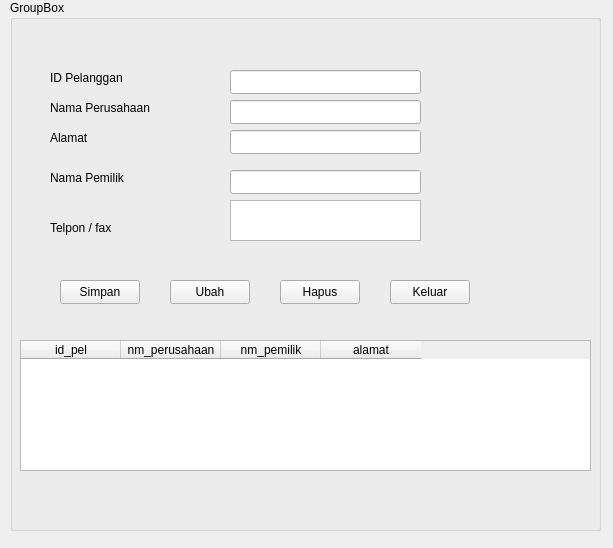
The window that konsumen.ui (achmadrafiqsyadid/ProgramSederhanasewaPertambangan) describes before a commit, drawn with Qt 5.
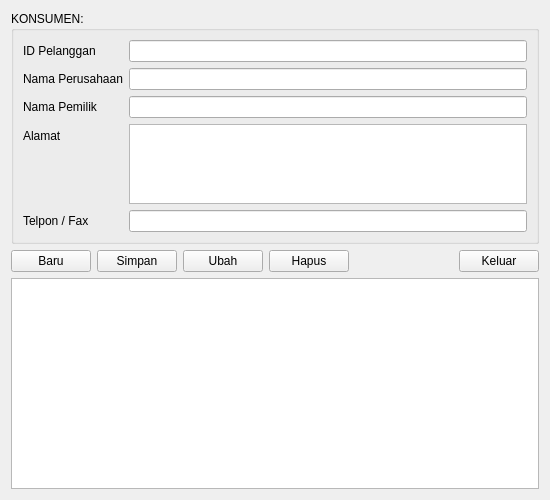
The same window after the commit.

Commit message: Perubahan Pada Tampilan Design Dan Memperbaiki Logika

```diff
--- a/konsumen.ui
+++ b/konsumen.ui
@@ -6,223 +6,150 @@
    <rect>
     <x>0</x>
     <y>0</y>
-    <width>613</width>
-    <height>548</height>
+    <width>550</width>
+    <height>500</height>
    </rect>
   </property>
   <property name="windowTitle">
    <string>Form</string>
   </property>
-  <widget class="QGroupBox" name="groupBox">
-   <property name="geometry">
-    <rect>
-     <x>10</x>
-     <y>0</y>
-     <width>591</width>
-     <height>531</height>
-    </rect>
-   </property>
-   <property name="title">
-    <string>GroupBox</string>
-   </property>
-   <widget class="QPushButton" name="pushButton_Keluar">
-    <property name="geometry">
-     <rect>
-      <x>380</x>
-      <y>280</y>
-      <width>80</width>
-      <height>24</height>
-     </rect>
-    </property>
-    <property name="text">
-     <string>Keluar</string>
-    </property>
-   </widget>
-   <widget class="QPushButton" name="pushButton_Hapus">
-    <property name="geometry">
-     <rect>
-      <x>270</x>
-      <y>280</y>
-      <width>80</width>
-      <height>24</height>
-     </rect>
-    </property>
-    <property name="text">
-     <string>Hapus</string>
-    </property>
-   </widget>
-   <widget class="QPushButton" name="pushButton_Simpan">
-    <property name="geometry">
-     <rect>
-      <x>50</x>
-      <y>280</y>
-      <width>80</width>
-      <height>24</height>
-     </rect>
-    </property>
-    <property name="text">
-     <string>Simpan</string>
-    </property>
-   </widget>
-   <widget class="QPushButton" name="pushButton_Ubah">
-    <property name="geometry">
-     <rect>
-      <x>160</x>
-      <y>280</y>
-      <width>80</width>
-      <height>24</height>
-     </rect>
-    </property>
-    <property name="text">
-     <string>Ubah</string>
-    </property>
-   </widget>
-   <widget class="QLabel" name="label_idPelanggan">
-    <property name="geometry">
-     <rect>
-      <x>40</x>
-      <y>70</y>
-      <width>81</width>
-      <height>16</height>
-     </rect>
-    </property>
-    <property name="text">
-     <string>ID Pelanggan</string>
-    </property>
-   </widget>
-   <widget class="QLabel" name="label_namaPerusahaan">
-    <property name="geometry">
-     <rect>
-      <x>40</x>
-      <y>100</y>
-      <width>111</width>
-      <height>16</height>
-     </rect>
-    </property>
-    <property name="text">
-     <string>Nama Perusahaan</string>
-    </property>
-   </widget>
-   <widget class="QLabel" name="label_Alamat">
-    <property name="geometry">
-     <rect>
-      <x>40</x>
-      <y>130</y>
-      <width>111</width>
-      <height>16</height>
-     </rect>
-    </property>
-    <property name="text">
-     <string>Alamat</string>
-    </property>
-   </widget>
-   <widget class="QLabel" name="label_Telpon">
-    <property name="geometry">
-     <rect>
-      <x>40</x>
-      <y>220</y>
-      <width>111</width>
-      <height>16</height>
-     </rect>
-    </property>
-    <property name="text">
-     <string>Telpon / fax</string>
-    </property>
-   </widget>
-   <widget class="QLineEdit" name="lineEdit_IdPelanggan">
-    <property name="geometry">
-     <rect>
-      <x>220</x>
-      <y>70</y>
-      <width>191</width>
-      <height>24</height>
-     </rect>
-    </property>
-   </widget>
-   <widget class="QLineEdit" name="lineEdit_Telpon">
-    <property name="geometry">
-     <rect>
-      <x>220</x>
-      <y>170</y>
-      <width>191</width>
-      <height>24</height>
-     </rect>
-    </property>
-   </widget>
-   <widget class="QLineEdit" name="lineEdit_NamaPerusahaan">
-    <property name="geometry">
-     <rect>
-      <x>220</x>
-      <y>100</y>
-      <width>191</width>
-      <height>24</height>
-     </rect>
-    </property>
-   </widget>
-   <widget class="QLineEdit" name="lineEdit_Alamat">
-    <property name="geometry">
-     <rect>
-      <x>220</x>
-      <y>130</y>
-      <width>191</width>
-      <height>24</height>
-     </rect>
-    </property>
-   </widget>
-   <widget class="QTextEdit" name="textEdit">
-    <property name="geometry">
-     <rect>
-      <x>220</x>
-      <y>200</y>
-      <width>191</width>
-      <height>41</height>
-     </rect>
-    </property>
-   </widget>
-   <widget class="QTableWidget" name="tableWidget">
-    <property name="geometry">
-     <rect>
-      <x>10</x>
-      <y>340</y>
-      <width>571</width>
-      <height>131</height>
-     </rect>
-    </property>
-    <column>
-     <property name="text">
-      <string>id_pel</string>
+  <layout class="QVBoxLayout" name="verticalLayout">
+   <item>
+    <widget class="QGroupBox" name="groupBox">
+     <property name="title">
+      <string>KONSUMEN:</string>
      </property>
-    </column>
-    <column>
-     <property name="text">
-      <string>nm_perusahaan</string>
-     </property>
-    </column>
-    <column>
-     <property name="text">
-      <string>nm_pemilik</string>
-     </property>
-    </column>
-    <column>
-     <property name="text">
-      <string>alamat</string>
-     </property>
-    </column>
-   </widget>
-   <widget class="QLabel" name="lineEdit_NamaPemilik">
-    <property name="geometry">
-     <rect>
-      <x>40</x>
-      <y>170</y>
-      <width>111</width>
-      <height>16</height>
-     </rect>
-    </property>
-    <property name="text">
-     <string>Nama Pemilik</string>
-    </property>
-   </widget>
-  </widget>
+     <layout class="QFormLayout" name="formLayout">
+      <item row="0" column="0">
+       <widget class="QLabel" name="label">
+        <property name="text">
+         <string>ID Pelanggan</string>
+        </property>
+       </widget>
+      </item>
+      <item row="0" column="1">
+       <widget class="QLineEdit" name="lineEdit_IdPelanggan"/>
+      </item>
+      <item row="1" column="0">
+       <widget class="QLabel" name="label_2">
+        <property name="text">
+         <string>Nama Perusahaan</string>
+        </property>
+       </widget>
+      </item>
+      <item row="1" column="1">
+       <widget class="QLineEdit" name="lineEdit_NamaPerusahaan"/>
+      </item>
+      <item row="2" column="0">
+       <widget class="QLabel" name="label_3">
+        <property name="text">
+         <string>Nama Pemilik</string>
+        </property>
+       </widget>
+      </item>
+      <item row="2" column="1">
+       <widget class="QLineEdit" name="lineEdit_NamaPemilik"/>
+      </item>
+      <item row="3" column="0">
+       <widget class="QLabel" name="label_4">
+        <property name="text">
+         <string>Alamat</string>
+        </property>
+       </widget>
+      </item>
+      <item row="3" column="1">
+       <widget class="QTextEdit" name="textEdit_Alamat">
+        <property name="maximumSize">
+         <size>
+          <width>16777215</width>
+          <height>80</height>
+         </size>
+        </property>
+       </widget>
+      </item>
+      <item row="4" column="0">
+       <widget class="QLabel" name="label_5">
+        <property name="text">
+         <string>Telpon / Fax</string>
+        </property>
+       </widget>
+      </item>
+      <item row="4" column="1">
+       <widget class="QLineEdit" name="lineEdit_Telpon"/>
+      </item>
+     </layout>
+    </widget>
+   </item>
+   <item>
+    <widget class="QFrame" name="frame">
+     <layout class="QHBoxLayout" name="horizontalLayout">
+      <property name="leftMargin">
+       <number>0</number>
+      </property>
+      <property name="topMargin">
+       <number>0</number>
+      </property>
+      <property name="rightMargin">
+       <number>0</number>
+      </property>
+      <property name="bottomMargin">
+       <number>0</number>
+      </property>
+      <item>
+       <widget class="QPushButton" name="pushButton_Baru">
+        <property name="text">
+         <string>Baru</string>
+        </property>
+       </widget>
+      </item>
+      <item>
+       <widget class="QPushButton" name="pushButton_Simpan">
+        <property name="text">
+         <string>Simpan</string>
+        </property>
+       </widget>
+      </item>
+      <item>
+       <widget class="QPushButton" name="pushButton_Ubah">
+        <property name="text">
+         <string>Ubah</string>
+        </property>
+       </widget>
+      </item>
+      <item>
+       <widget class="QPushButton" name="pushButton_Hapus">
+        <property name="text">
+         <string>Hapus</string>
+        </property>
+       </widget>
+      </item>
+      <item>
+       <spacer name="horizontalSpacer">
+        <property name="orientation">
+         <enum>Qt::Horizontal</enum>
+        </property>
+        <property name="sizeHint" stdset="0">
+         <size>
+          <width>40</width>
+          <height>20</height>
+         </size>
+        </property>
+       </spacer>
+      </item>
+      <item>
+       <widget class="QPushButton" name="pushButton_Keluar">
+        <property name="text">
+         <string>Keluar</string>
+        </property>
+       </widget>
+      </item>
+     </layout>
+    </widget>
+   </item>
+   <item>
+    <widget class="QTableWidget" name="tableWidget"/>
+   </item>
+  </layout>
  </widget>
  <resources/>
  <connections/>
```
Left out of the diff: 2 changed lines with no effect on the pictures. The commit also changes 3 other files.
